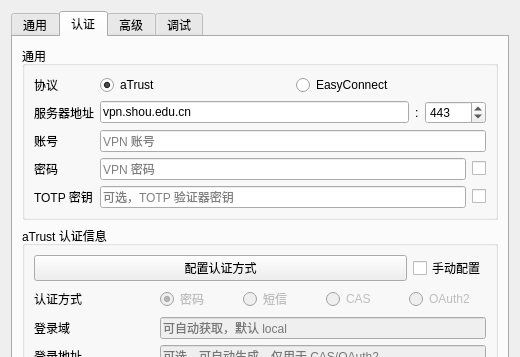
First picture: the form in presentation/dialogs/settingwindow/settingwindow.ui, repository Conduit-Club/SHOU-Connect, before the edit; both pictures show x 0 to 520 and y 0 to 357 of the 520 by 636 pixel window.
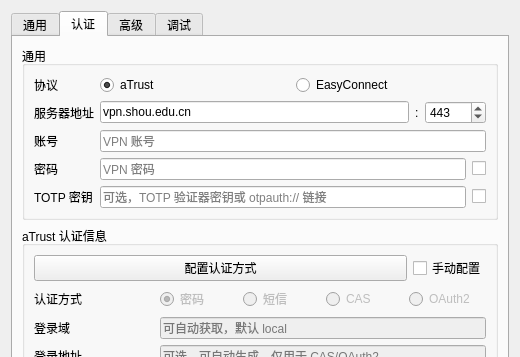
Second picture: the form after the edit. The open tabs and pages were chosen to show the change.

Commit message: feat: silent CAS auto-login and otpauth:// TOTP parsing

Diff of the .ui file:
```diff
--- a/presentation/dialogs/settingwindow/settingwindow.ui
+++ b/presentation/dialogs/settingwindow/settingwindow.ui
@@ -395,7 +395,7 @@
              <enum>QLineEdit::EchoMode::Password</enum>
             </property>
             <property name="placeholderText">
-             <string>可选，TOTP 验证器密钥</string>
+            <string>可选，TOTP 验证器密钥或 otpauth:// 链接</string>
             </property>
            </widget>
           </item>
```
Left out of the diff: 2 changed lines with no effect on the pictures. The commit also changes 14 other files.
